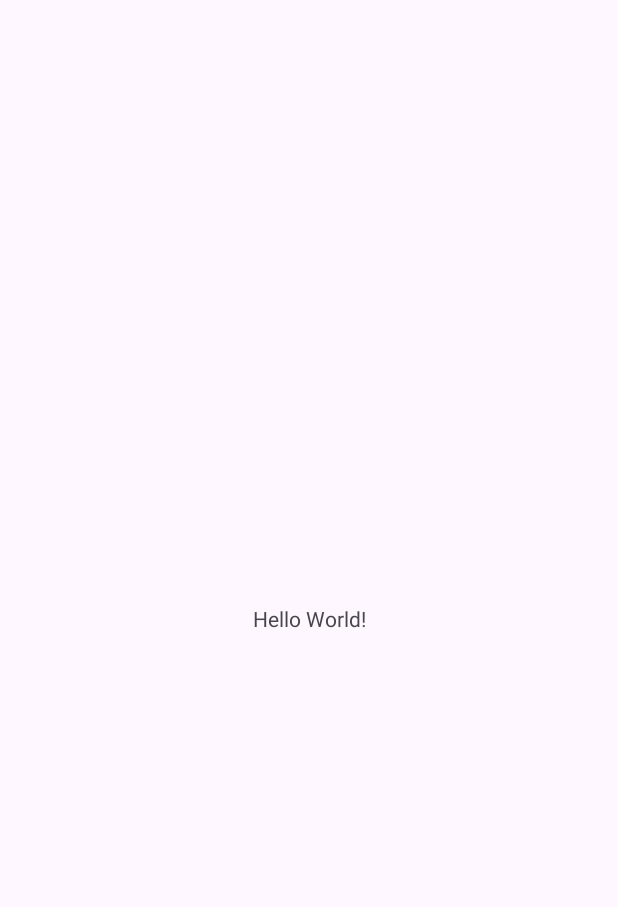
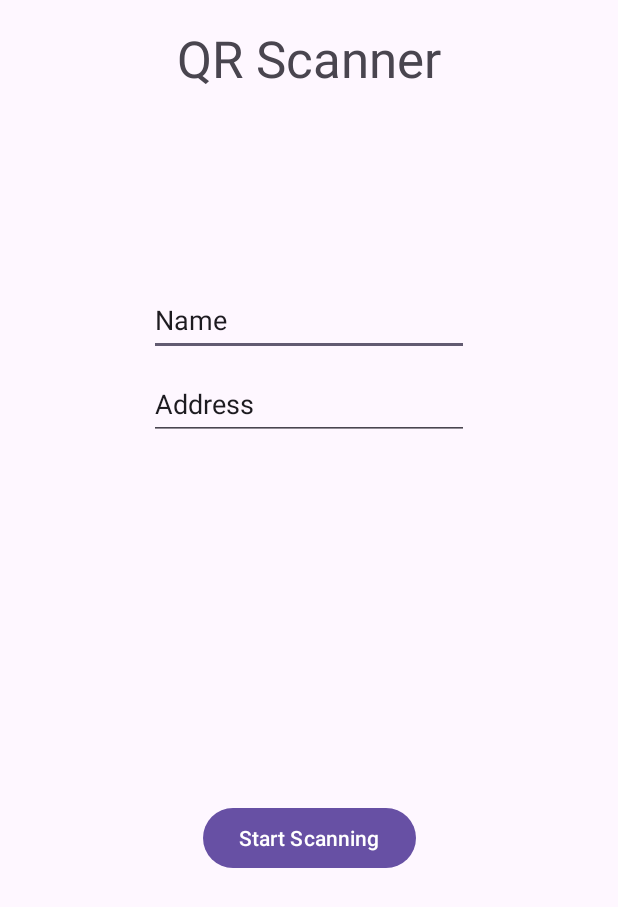
Before and after one commit to AlisonTDoyle/QRCode, an Android app: the screen it shows after launch (MainActivity), on a phone screen of 412 x 824 dp. Before the commit the part shown is almost empty. Shown: the top 907 px of the screen. Run offline under Robolectric (Android 15) with nearby library versions, the phone set to English and light mode, and no system bars; libraries missing offline, so code that uses them is left out: com.google.zxing.integration; 1 statement that could not run was skipped.

Commit message:
:sparkles: Can redirect user to website

```diff
--- a/app/build.gradle.kts
+++ b/app/build.gradle.kts
@@ -32,7 +32,7 @@ android {
 }
 
 dependencies {
-
+    implementation("com.journeyapps:zxing-android-embedded:4.3.0")
     implementation(libs.appcompat)
     implementation(libs.material)
     implementation(libs.activity)
--- a/app/src/main/java/com/example/qrcode/MainActivity.java
+++ b/app/src/main/java/com/example/qrcode/MainActivity.java
@@ -1,6 +1,12 @@
 package com.example.qrcode;
 
+import android.content.Intent;
+import android.net.Uri;
 import android.os.Bundle;
+import android.view.View;
+import android.widget.Button;
+import android.widget.EditText;
+import android.widget.Toast;
 
 import androidx.activity.EdgeToEdge;
 import androidx.appcompat.app.AppCompatActivity;
@@ -8,7 +14,21 @@ import androidx.core.graphics.Insets;
 import androidx.core.view.ViewCompat;
 import androidx.core.view.WindowInsetsCompat;
 
+import com.google.zxing.integration.android.IntentIntegrator;
+import com.google.zxing.integration.android.IntentResult;
+
+import org.json.JSONException;
+import org.json.JSONObject;
+
 public class MainActivity extends AppCompatActivity {
+    // Activity elements
+    private Button buttonScan;
+
+    private EditText etName;
+    private EditText etAddress;
+
+    // Properties
+    private IntentIntegrator _qrScan;
 
     @Override
     protected void onCreate(Bundle savedInstanceState) {
@@ -20,5 +40,64 @@ public class MainActivity extends AppCompatActivity {
             v.setPadding(systemBars.left, systemBars.top, systemBars.right, systemBars.bottom);
             return insets;
         });
+
+        // Get activity elements
+        etName = findViewById(R.id.etName);
+        etAddress = findViewById(R.id.etAddress);
+        buttonScan = findViewById(R.id.buttonScan);
+
+        // Set up activity
+        _qrScan = new IntentIntegrator(this);
+
+        // Event listeners
+        buttonScan.setOnClickListener(new View.OnClickListener() {
+            @Override
+            public void onClick(View view) {
+                _qrScan.initiateScan();
+            }
+        });
+
+        etAddress.setOnClickListener(new View.OnClickListener() {
+            @Override
+            public void onClick(View view) {
+                String websiteUrl = etAddress.getText().toString();
+                RedirectUser(websiteUrl);
+            }
+        });
+    }
+    @Override
+    protected void onActivityResult(int requestCode, int resultCode, Intent data) {
+        // On scan of qr code, capture result
+        IntentResult result = IntentIntegrator.parseActivityResult(requestCode, resultCode, data);
+        if (result != null) {
+            // Check if the result contains data
+            if (result.getContents() == null) {
+                Toast.makeText(this, "Result Not Found", Toast.LENGTH_LONG).show();
+            } else {
+                try {
+                    // Convert contents from string to json so we can access individual fields
+                    JSONObject obj = new JSONObject(result.getContents());
+
+                    // Read in title and website url then populate edit text elements
+                    etName.setText(obj.getString("title"));
+                    etAddress.setText(obj.getString("website"));
+                } catch (JSONException e) {
+                    // Log error/stack trace
+                    e.printStackTrace();
+
+                    // Alert user something went wrong
+                    Toast.makeText(this, result.getContents(), Toast.LENGTH_LONG).show();
+                }
+            }
+        } else {
+            super.onActivityResult(requestCode, resultCode, data);
+        }
+    }
+
+    private void RedirectUser(String websiteUrl) {
+//        Toast.makeText(this, "Website URL: " + websiteUrl, Toast.LENGTH_LONG).show();
+        Uri websiteUri = Uri.parse(websiteUrl);
+        Intent websiteIntent = new Intent(Intent.ACTION_VIEW, websiteUri);
+        startActivity(websiteIntent);
     }
 }
--- a/app/src/main/res/layout/activity_main.xml
+++ b/app/src/main/res/layout/activity_main.xml
@@ -8,12 +8,58 @@
     tools:context=".MainActivity">
 
     <TextView
+        android:id="@+id/textView"
         android:layout_width="wrap_content"
         android:layout_height="wrap_content"
-        android:text="Hello World!"
-        app:layout_constraintBottom_toBottomOf="parent"
+        android:layout_marginStart="16dp"
+        android:layout_marginTop="16dp"
+        android:layout_marginEnd="16dp"
+        android:text="QR Scanner"
+        android:textAlignment="center"
+        android:textSize="34sp"
         app:layout_constraintEnd_toEndOf="parent"
         app:layout_constraintStart_toStartOf="parent"
         app:layout_constraintTop_toTopOf="parent" />
 
+    <EditText
+        android:id="@+id/etName"
+        android:layout_width="wrap_content"
+        android:layout_height="48dp"
+        android:layout_marginStart="16dp"
+        android:layout_marginTop="128dp"
+        android:layout_marginEnd="16dp"
+        android:ems="10"
+        android:inputType="text"
+        android:text="Name"
+        app:layout_constraintEnd_toEndOf="parent"
+        app:layout_constraintStart_toStartOf="parent"
+        app:layout_constraintTop_toBottomOf="@+id/textView" />
+
+    <EditText
+        android:id="@+id/etAddress"
+        android:layout_width="wrap_content"
+        android:layout_height="48dp"
+        android:layout_marginStart="16dp"
+        android:layout_marginTop="8dp"
+        android:layout_marginEnd="16dp"
+        android:ems="10"
+        android:inputType="text"
+        android:text="Address"
+        app:layout_constraintEnd_toEndOf="parent"
+        app:layout_constraintStart_toStartOf="parent"
+        app:layout_constraintTop_toBottomOf="@+id/etName" />
+
+    <Button
+        android:id="@+id/buttonScan"
+        android:layout_width="wrap_content"
+        android:layout_height="wrap_content"
+        android:layout_marginStart="16dp"
+        android:layout_marginEnd="16dp"
+        android:text="Start Scanning"
+        app:layout_constraintBottom_toBottomOf="parent"
+        app:layout_constraintEnd_toEndOf="parent"
+        app:layout_constraintHorizontal_bias="0.5"
+        app:layout_constraintStart_toStartOf="parent"
+        app:layout_constraintTop_toBottomOf="@+id/etAddress"
+        app:layout_constraintVertical_bias="0.5" />
 </androidx.constraintlayout.widget.ConstraintLayout>
--- a/build.gradle.kts
+++ b/build.gradle.kts
@@ -2,3 +2,10 @@
 plugins {
     alias(libs.plugins.android.application) apply false
 }
+
+buildscript {
+    repositories {
+        google()
+        maven(url = "https://jitpack.io")
+    }
+}
--- a/settings.gradle.kts
+++ b/settings.gradle.kts
@@ -16,6 +16,7 @@ dependencyResolutionManagement {
     repositories {
         google()
         mavenCentral()
+        maven(url =  "https://jitpack.io")
     }
 }
 
```
